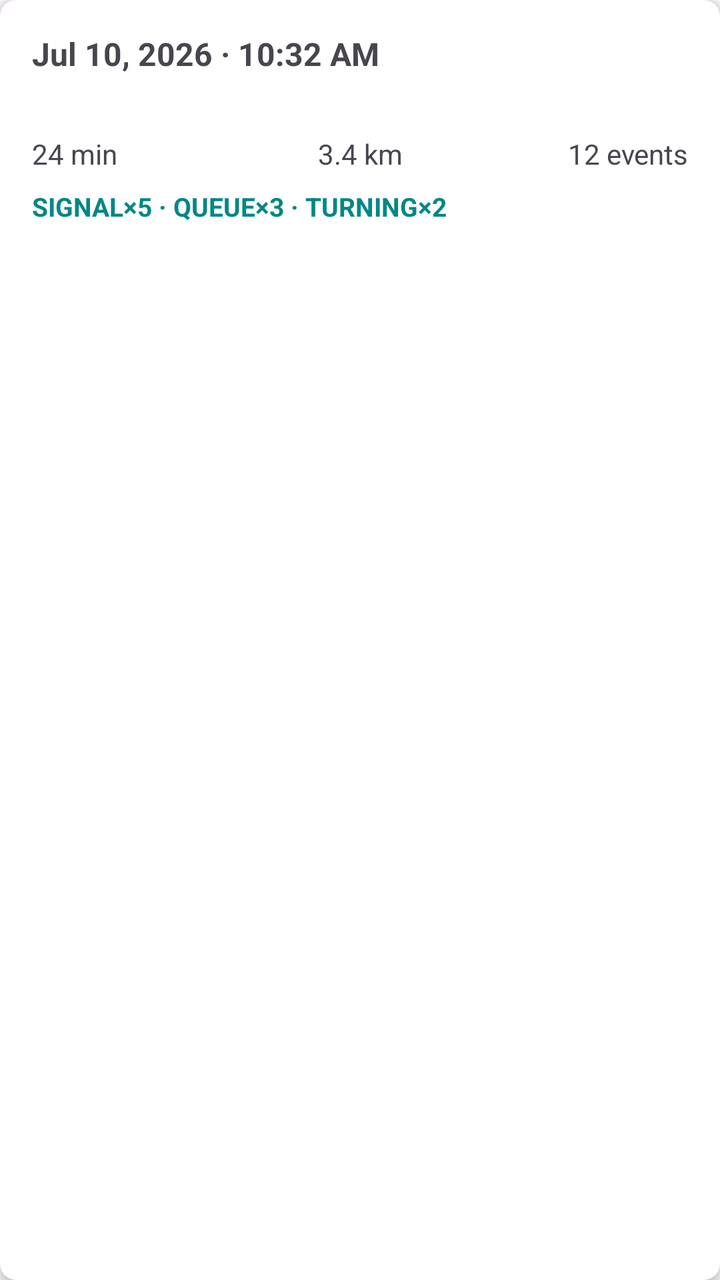
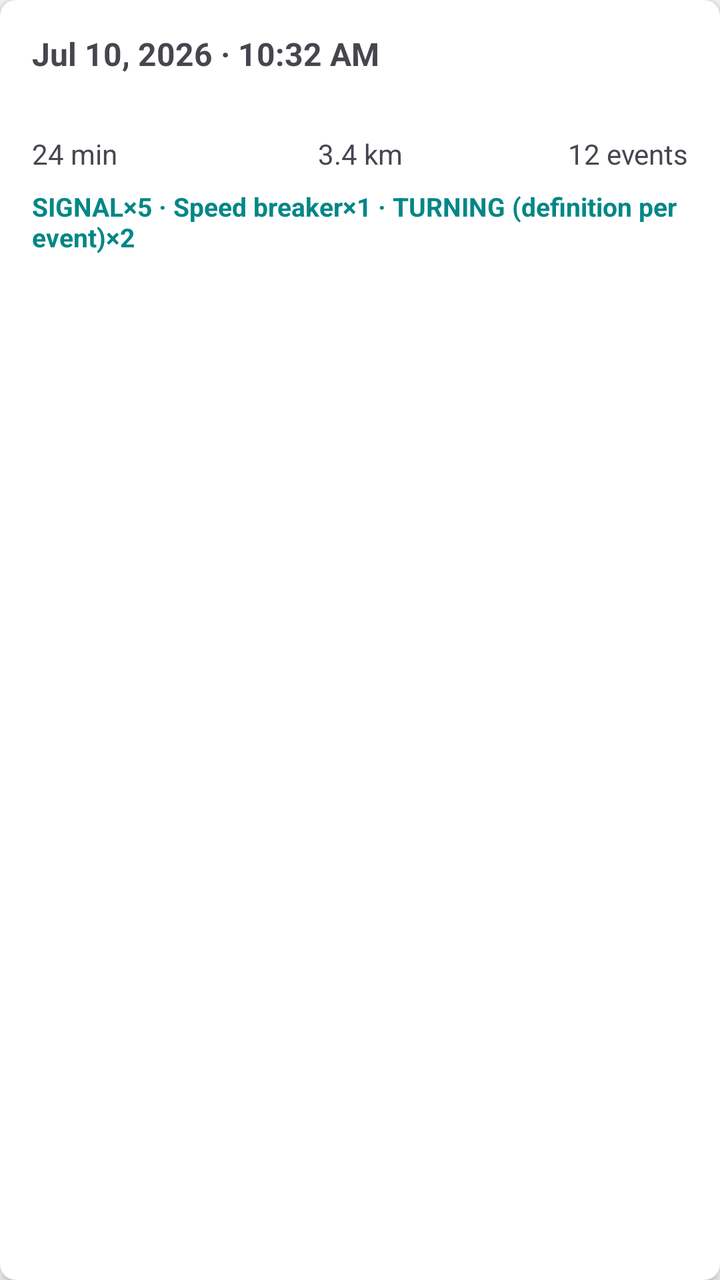

Screens rendered from an Android XML layout before and after an edit, with the pre-edit source and the edit as a unified diff.
<!-- AndroidManifest.xml: application theme Theme.RoadLog -->
<!-- res/layout/item_trip.xml -->
<?xml version="1.0" encoding="utf-8"?>
<androidx.cardview.widget.CardView xmlns:android="http://schemas.android.com/apk/res/android"
    xmlns:app="http://schemas.android.com/apk/res-auto"
    android:layout_width="match_parent"
    android:layout_height="wrap_content"
    android:layout_margin="8dp"
    app:cardCornerRadius="8dp"
    app:cardElevation="4dp">

    <LinearLayout
        android:layout_width="match_parent"
        android:layout_height="wrap_content"
        android:orientation="vertical"
        android:padding="16dp">

        <TextView
            android:id="@+id/tripDateText"
            android:layout_width="match_parent"
            android:layout_height="wrap_content"
            android:text="Jul 10, 2026 · 10:32 AM"
            android:textSize="16sp"
            android:textStyle="bold" />

        <TextView
            android:id="@+id/tripResearchText"
            android:layout_width="match_parent"
            android:layout_height="wrap_content"
            android:layout_marginTop="4dp"
            android:textSize="13sp" />

        <LinearLayout
            android:layout_width="match_parent"
            android:layout_height="wrap_content"
            android:layout_marginTop="8dp"
            android:orientation="horizontal">

            <TextView
                android:id="@+id/tripDurationText"
                android:layout_width="0dp"
                android:layout_height="wrap_content"
                android:layout_weight="1"
                android:text="24 min"
                android:textSize="14sp" />

            <TextView
                android:id="@+id/tripDistanceText"
                android:layout_width="0dp"
                android:layout_height="wrap_content"
                android:layout_weight="1"
                android:gravity="center"
                android:text="3.4 km"
                android:textSize="14sp" />

            <TextView
                android:id="@+id/tripEventsText"
                android:layout_width="0dp"
                android:layout_height="wrap_content"
                android:layout_weight="1"
                android:gravity="end"
                android:text="12 events"
                android:textSize="14sp" />
        </LinearLayout>

        <TextView
            android:id="@+id/tripBreakdownText"
            android:layout_width="match_parent"
            android:layout_height="wrap_content"
            android:layout_marginTop="8dp"
            android:text="SIGNAL×5 · QUEUE×3 · TURNING×2"
            android:textColor="@color/teal_700"
            android:textSize="13sp"
            android:textStyle="bold" />
    </LinearLayout>
</androidx.cardview.widget.CardView>
<!-- resources referenced by this layout -->
<resources>
  <color name="teal_700">#FF018786</color>
  <style name="Theme.RoadLog" parent="Theme.Material3.DayNight.NoActionBar">
          <item name="colorPrimary">@color/purple_500</item>
          <item name="colorPrimaryVariant">@color/purple_700</item>
          <item name="colorOnPrimary">@color/white</item>
          <item name="colorSecondary">@color/teal_200</item>
          <item name="colorSecondaryVariant">@color/teal_700</item>
          <item name="android:statusBarColor">@color/purple_700</item>
      </style>
  <color name="purple_500">#FF6200EE</color>
  <color name="purple_700">#FF3700B3</color>
  <color name="white">#FFFFFFFF</color>
  <color name="teal_200">#FF03DAC5</color>
</resources>

<!-- the commit's change to res/layout/item_trip.xml (unified diff, before → after) -->
@@ -66,7 +66,7 @@
             android:layout_width="match_parent"
             android:layout_height="wrap_content"
             android:layout_marginTop="8dp"
-            android:text="SIGNAL×5 · QUEUE×3 · TURNING×2"
+            android:text="SIGNAL×5 · Speed breaker×1 · TURNING (definition per event)×2"
             android:textColor="@color/teal_700"
             android:textSize="13sp"
             android:textStyle="bold" />
